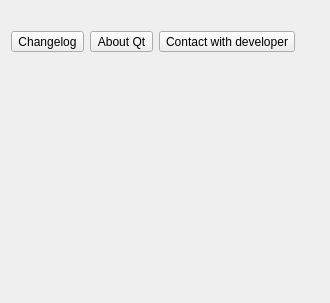
Before: the Qt Designer form app/about_ui/aboutdialog.ui in olegantonyan/mpz, drawn with Qt 5.
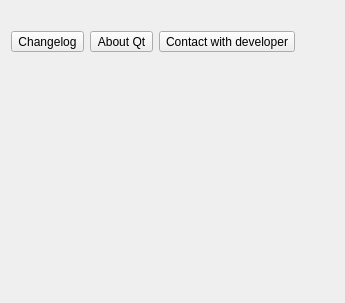
After: the same form once the commit is applied.

Commit message: add config files path to about dialog

```diff
--- a/app/about_ui/aboutdialog.ui
+++ b/app/about_ui/aboutdialog.ui
@@ -6,7 +6,7 @@
    <rect>
     <x>0</x>
     <y>0</y>
-    <width>330</width>
+    <width>345</width>
     <height>303</height>
    </rect>
   </property>
@@ -73,6 +73,13 @@
      </property>
     </widget>
    </item>
+   <item>
+    <widget class="QLabel" name="configfileLabel">
+     <property name="text">
+      <string/>
+     </property>
+    </widget>
+   </item>
    <item>
     <spacer name="verticalSpacer">
      <property name="orientation">
```
The commit also changes 6 other files.
